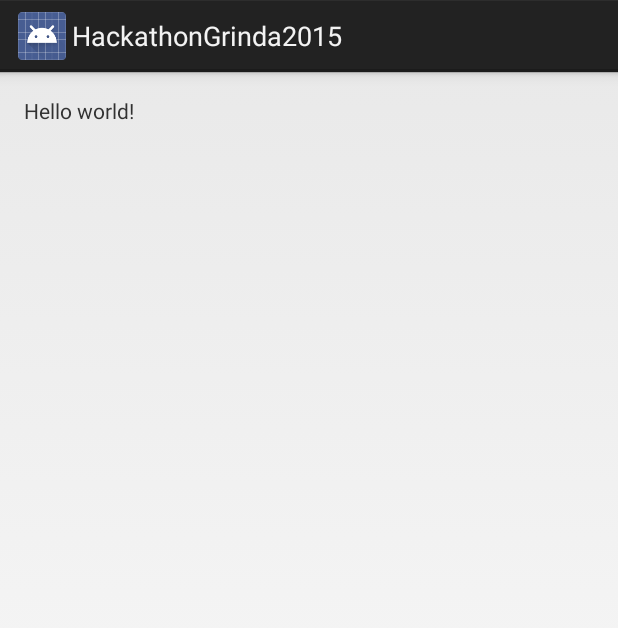
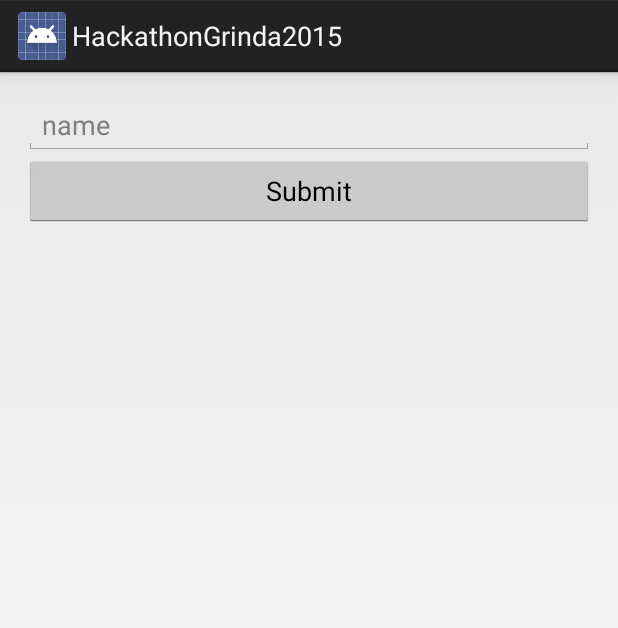
Before and after one commit to tokko/HackathonGrinda2015, an Android app: the screen it shows after launch (MainActivity), on a phone screen of 412 x 824 dp. Shown: the top 628 px of the screen. Run offline under Robolectric (Android 15) with nearby library versions, the phone set to English and light mode, and no system bars.

Commit message:
name gathering

```diff
--- a/app/src/main/res/layout/activity_main.xml
+++ b/app/src/main/res/layout/activity_main.xml
@@ -1,11 +1,22 @@
-<RelativeLayout xmlns:android="http://schemas.android.com/apk/res/android"
+<LinearLayout xmlns:android="http://schemas.android.com/apk/res/android"
     xmlns:tools="http://schemas.android.com/tools" android:layout_width="match_parent"
     android:layout_height="match_parent" android:paddingLeft="@dimen/activity_horizontal_margin"
     android:paddingRight="@dimen/activity_horizontal_margin"
     android:paddingTop="@dimen/activity_vertical_margin"
+    android:orientation="vertical"
     android:paddingBottom="@dimen/activity_vertical_margin" tools:context=".MainActivity">
 
-    <TextView android:text="@string/hello_world" android:layout_width="wrap_content"
+    <EditText
+        android:layout_width="match_parent"
+        android:id="@+id/nameEditText"
+        android:hint="name"
+        android:inputType="textCapWords"
         android:layout_height="wrap_content" />
 
-</RelativeLayout>
+    <Button
+        android:id="@+id/submitButton"
+        android:layout_width="match_parent"
+        android:text="Submit"
+        android:onClick="onClick"
+        android:layout_height="wrap_content" />
+</LinearLayout>
```
Also changed, not shown: app/src/main/java/com/beamon/hackathongrinda2015/MainActivity.java (+33 -15 lines).
